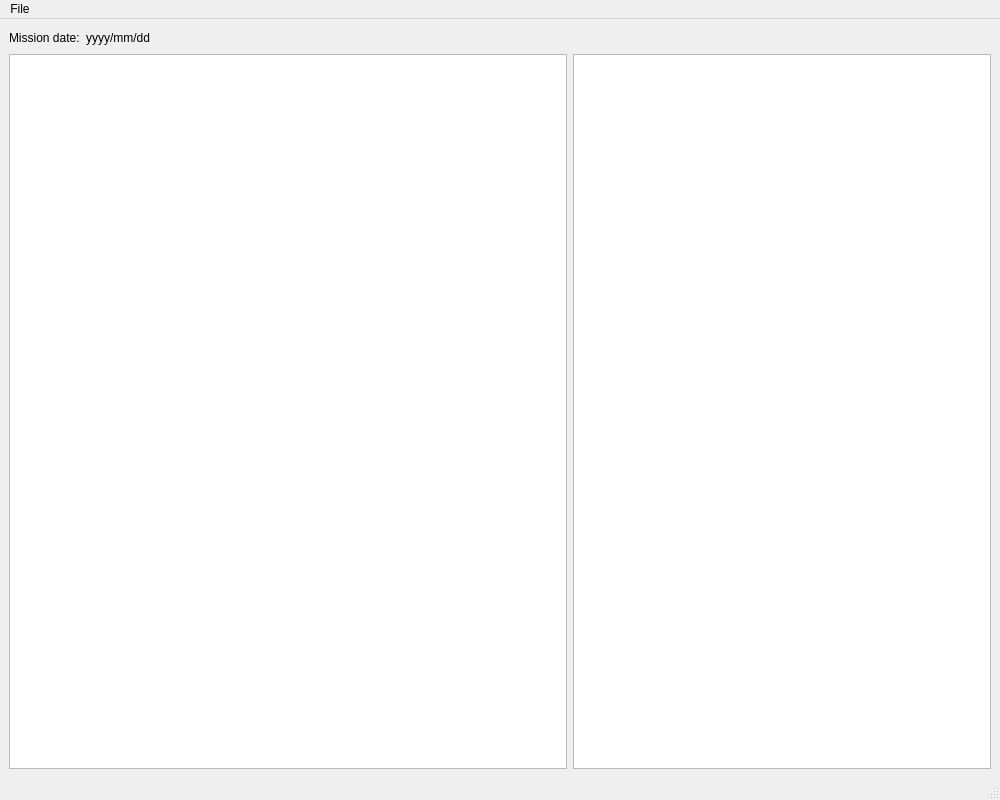
Before: the Qt Designer form src/mainwindow.ui in goestrip/DCS-Resources-viewer, drawn with Qt 5.
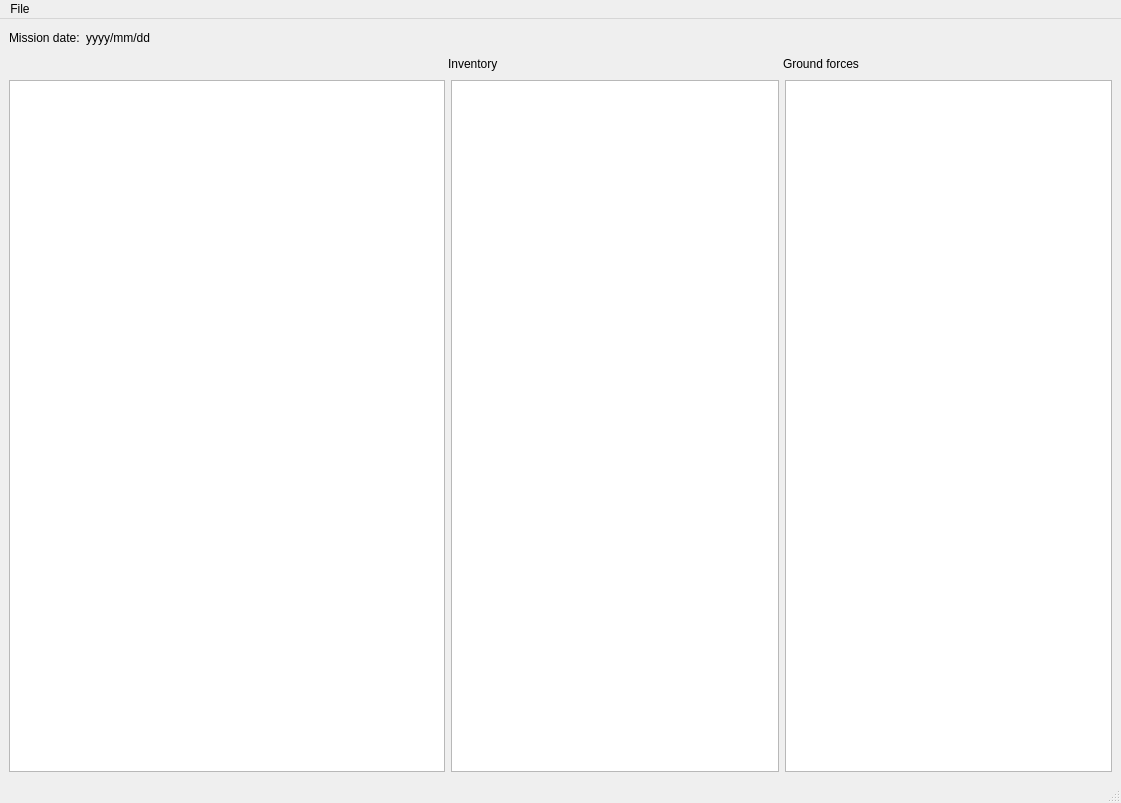
After: the same form once the commit is applied.

Commit message: display coalition ground forces

What changed in the file:
```diff
--- a/src/mainwindow.ui
+++ b/src/mainwindow.ui
@@ -6,8 +6,8 @@
    <rect>
     <x>0</x>
     <y>0</y>
-    <width>1000</width>
-    <height>800</height>
+    <width>1121</width>
+    <height>803</height>
    </rect>
   </property>
   <property name="windowTitle">
@@ -46,16 +46,50 @@
       </item>
      </layout>
     </item>
+    <item>
+     <layout class="QHBoxLayout" name="column_headers" stretch="4,3,3">
+      <item>
+       <spacer name="horizontalSpacer_2">
+        <property name="orientation">
+         <enum>Qt::Horizontal</enum>
+        </property>
+        <property name="sizeHint" stdset="0">
+         <size>
+          <width>40</width>
+          <height>20</height>
+         </size>
+        </property>
+       </spacer>
+      </item>
+      <item>
+       <widget class="QLabel" name="label_inventory">
+        <property name="text">
+         <string>Inventory</string>
+        </property>
+       </widget>
+      </item>
+      <item>
+       <widget class="QLabel" name="label_groundUnits">
+        <property name="text">
+         <string>Ground forces</string>
+        </property>
+       </widget>
+      </item>
+     </layout>
+    </item>
     <item>
      <layout class="QVBoxLayout" name="verticalLayout">
       <item>
-       <layout class="QHBoxLayout" name="horizontalLayout" stretch="4,3">
+       <layout class="QHBoxLayout" name="horizontalLayout" stretch="4,3,3">
         <item>
          <widget class="QTreeView" name="AirfieldTreeView"/>
         </item>
         <item>
          <widget class="QTableView" name="AircraftTableView"/>
         </item>
+        <item>
+         <widget class="QTreeView" name="CoalitionTreeView"/>
+        </item>
        </layout>
       </item>
      </layout>
@@ -67,7 +101,7 @@
     <rect>
      <x>0</x>
      <y>0</y>
-     <width>1000</width>
+     <width>1121</width>
      <height>21</height>
     </rect>
    </property>
```
The commit also changes 16 other files.
